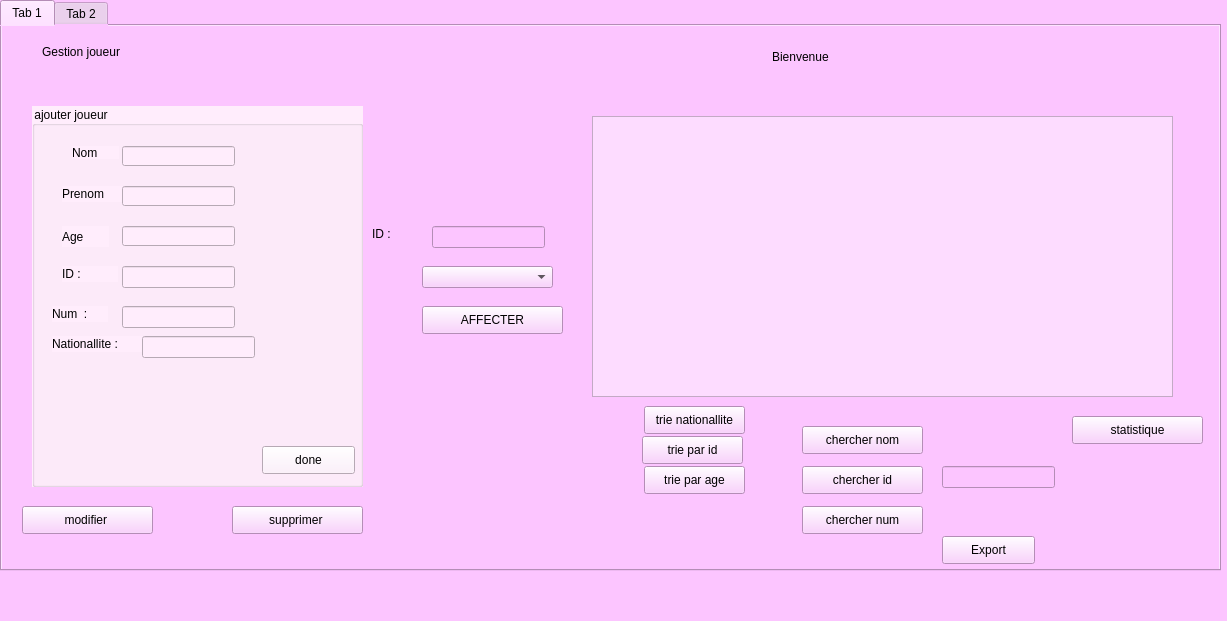
The window that mainwindow.ui (FirasJery/Olympic_games_2A15) describes before a commit, drawn with Qt 5.
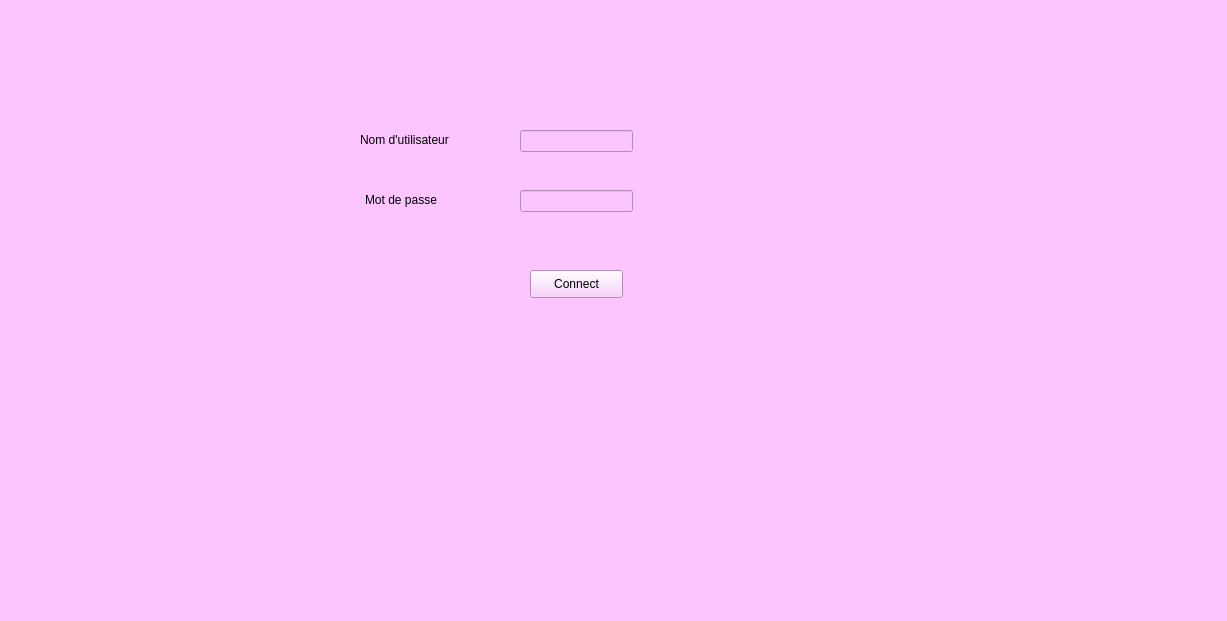
The same window after the commit. The open tabs and pages were chosen to show the change. Custom widgets are drawn as their Qt base class.

What changed in the file:
```diff
--- a/mainwindow.ui
+++ b/mainwindow.ui
@@ -21,12 +21,25 @@
 </string>
   </property>
   <widget class="QWidget" name="centralWidget">
+   <widget class="QStackedWidget" name="stackedWidget">
+    <property name="geometry">
+     <rect>
+      <x>20</x>
+      <y>0</y>
+      <width>1171</width>
+      <height>551</height>
+     </rect>
+    </property>
+    <property name="currentIndex">
+     <number>0</number>
+    </property>
+    <widget class="QWidget" name="page">
    <widget class="QTabWidget" name="tabWidget">
     <property name="geometry">
      <rect>
       <x>0</x>
-      <y>0</y>
-      <width>1221</width>
+        <y>10</y>
+        <width>1201</width>
       <height>571</height>
      </rect>
     </property>
@@ -109,8 +122,8 @@
      <widget class="QLabel" name="label_8">
       <property name="geometry">
        <rect>
-        <x>40</x>
-        <y>0</y>
+          <x>80</x>
+          <y>10</y>
         <width>221</width>
         <height>51</height>
        </rect>
@@ -446,8 +459,8 @@
      <widget class="QPushButton" name="export_2">
       <property name="geometry">
        <rect>
-        <x>940</x>
-        <y>510</y>
+          <x>950</x>
+          <y>480</y>
         <width>93</width>
         <height>28</height>
        </rect>
@@ -469,6 +482,69 @@
         <width>1191</width>
         <height>501</height>
        </rect>
+        </property>
+       </widget>
+      </widget>
+     </widget>
+    </widget>
+    <widget class="QWidget" name="page_2">
+     <widget class="QLineEdit" name="linelogin">
+      <property name="geometry">
+       <rect>
+        <x>500</x>
+        <y>130</y>
+        <width>113</width>
+        <height>22</height>
+       </rect>
+      </property>
+     </widget>
+     <widget class="QLineEdit" name="linemdp">
+      <property name="geometry">
+       <rect>
+        <x>500</x>
+        <y>190</y>
+        <width>113</width>
+        <height>22</height>
+       </rect>
+      </property>
+     </widget>
+     <widget class="QLabel" name="label_5">
+      <property name="geometry">
+       <rect>
+        <x>340</x>
+        <y>130</y>
+        <width>111</width>
+        <height>20</height>
+       </rect>
+      </property>
+      <property name="text">
+       <string>Nom d'utilisateur</string>
+      </property>
+     </widget>
+     <widget class="QLabel" name="label_6">
+      <property name="geometry">
+       <rect>
+        <x>345</x>
+        <y>190</y>
+        <width>91</width>
+        <height>20</height>
+       </rect>
+      </property>
+      <property name="text">
+       <string>Mot de passe</string>
+      </property>
+     </widget>
+     <widget class="QPushButton" name="pushconnect">
+      <property name="geometry">
+       <rect>
+        <x>510</x>
+        <y>270</y>
+        <width>93</width>
+        <height>28</height>
+       </rect>
+      </property>
+      <property name="text">
+       <string>Connect</string>
       </property>
      </widget>
     </widget>
```
Lines whose indentation alone changed are shown as unchanged.
